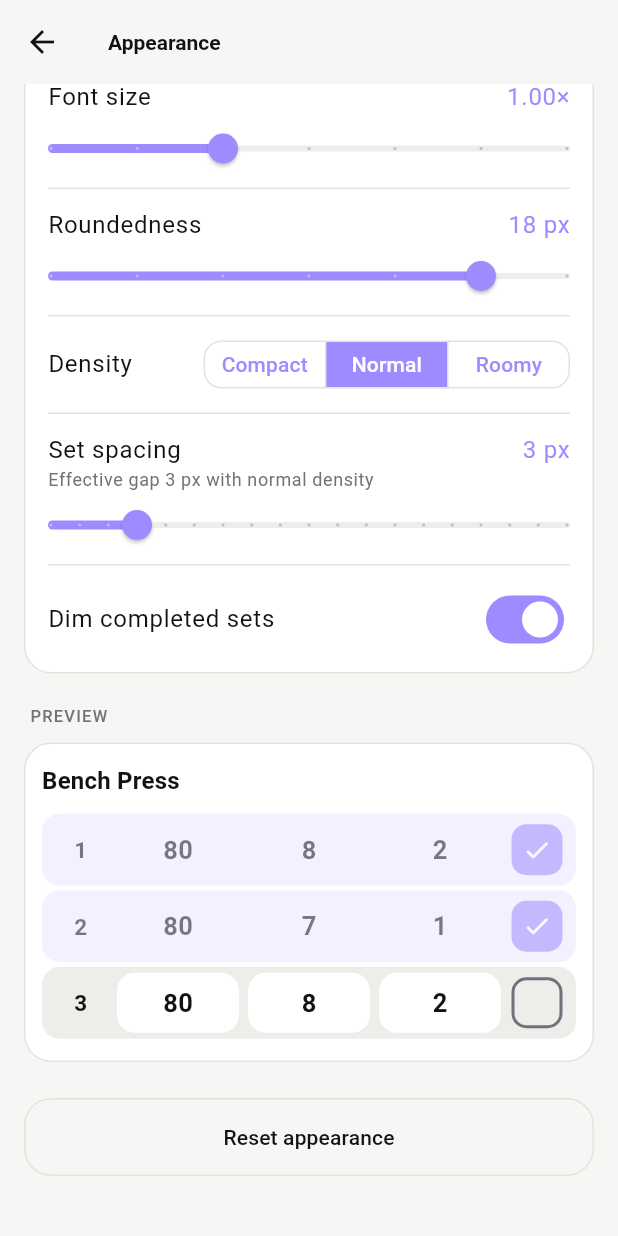
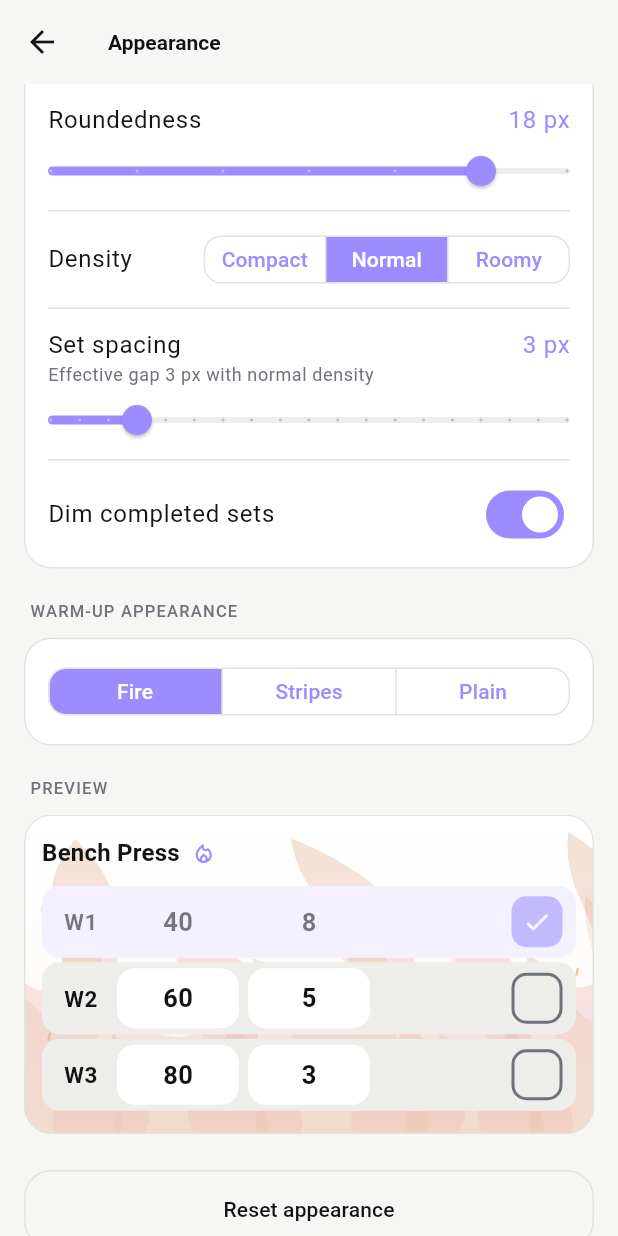
Before and after one commit to gokberkgunes/gymer, a Flutter app: the AppearanceScreen screen opened directly, scrolled down 576 dp, after a tap on "Reset appearance", on a phone screen of 412 x 824 dp. Run offline on Flutter 3.47's test engine with Material 3 defaults, Android fonts, the phone set to English and light mode, and no system bars; our stand-ins replace audioplayers, file_picker, flutter_local_notifications, timezone, wakelock_plus.

Commit message:
Add warm-up appearance styles with animated fire

```diff
--- a/lib/models.dart
+++ b/lib/models.dart
@@ -1078,6 +1078,7 @@ class Settings {
   int rounding;
   String density;
   int setSpacing;
+  String warmupAppearance; // fire | stripes | plain
   double fontScale;
   double uiScale;
 
@@ -1131,6 +1132,7 @@ class Settings {
     this.rounding = 18,
     this.density = 'normal',
     this.setSpacing = 3,
+    this.warmupAppearance = 'fire',
     this.fontScale = 1.0,
     this.uiScale = 1.0,
   }) : pinnedExerciseActions = pinnedExerciseActions ?? [],
@@ -1167,6 +1169,7 @@ class Settings {
     rounding = d.rounding;
     density = d.density;
     setSpacing = d.setSpacing;
+    warmupAppearance = d.warmupAppearance;
     fontScale = d.fontScale;
     uiScale = d.uiScale;
     dimCompleted = d.dimCompleted;
@@ -1224,6 +1227,7 @@ class Settings {
     'rounding': rounding,
     'density': density,
     'setSpacing': setSpacing,
+    'warmupAppearance': warmupAppearance,
     'fontScale': fontScale,
     'uiScale': uiScale,
   };
@@ -1291,6 +1295,7 @@ class Settings {
       rounding: _int(j['rounding']) ?? d.rounding,
       density: s('density', d.density, {'compact', 'normal', 'roomy'}),
       setSpacing: _int(j['setSpacing']) ?? d.setSpacing,
+      warmupAppearance: s('warmupAppearance', d.warmupAppearance, {'fire', 'stripes', 'plain'}),
       fontScale: _dbl(j['fontScale']) ?? d.fontScale,
       uiScale: _dbl(j['uiScale']) ?? d.uiScale,
     );
--- a/lib/screens/session.dart
+++ b/lib/screens/session.dart
@@ -17,6 +17,7 @@ import '../widgets/num_field.dart';
 import '../widgets/record_effect.dart';
 import '../widgets/rest_timer.dart';
 import '../widgets/tick.dart';
+import '../widgets/warmup_background.dart';
 import 'exercises.dart';
 import 'finish.dart';
 import 'plates.dart';
@@ -669,9 +670,6 @@ class _ExerciseBlockState extends State<_ExerciseBlock> {
 
     // A Material (like the Card it replaces) so ink ripples inside the card stay visible. Its colour
     // fades to grey while the name is pressed instead of jumping, which flickered on quick taps.
-    final hatchColor = cs.brightness == Brightness.light
-        ? cs.surfaceContainerHigh
-        : cs.onSurface.withValues(alpha: 0.03);
     final card = TweenAnimationBuilder<Color?>(
       duration: const Duration(milliseconds: 400),
       curve: Curves.easeInOut,
@@ -685,7 +683,7 @@ class _ExerciseBlockState extends State<_ExerciseBlock> {
           side: BorderSide(color: cs.outlineVariant),
         ),
         clipBehavior: Clip.antiAlias,
-        child: CustomPaint(painter: warmup ? _WarmupHatching(hatchColor) : null, child: child),
+        child: WarmupBackground(active: warmup, style: store.settings.warmupAppearance, child: child!),
       ),
       child: Padding(
         padding: EdgeInsets.fromLTRB(12, st.sp(12), 12, st.sp(8)),
@@ -1532,26 +1530,6 @@ class _SetRow extends StatelessWidget {
   }
 }
 
-/// Broad, quiet diagonal bands across the warm-up exercise card, behind its solid set tiles.
-class _WarmupHatching extends CustomPainter {
-  final Color color;
-  const _WarmupHatching(this.color);
-
-  @override
-  void paint(Canvas canvas, Size size) {
-    final ink = Paint()
-      ..color = color
-      ..strokeWidth = 8
-      ..isAntiAlias = true;
-    for (double x = -size.height; x < size.width; x += 22) {
-      canvas.drawLine(Offset(x, size.height), Offset(x + size.height, 0), ink);
-    }
-  }
-
-  @override
-  bool shouldRepaint(_WarmupHatching oldDelegate) => color != oldDelegate.color;
-}
-
 /// Set-role choices valid for this row of the method.
 Future<String?> pickSetType(BuildContext context, String method, List<(String, bool)> rows, int index) {
   final choices = setTypeChoices(method, rows, index);
--- a/lib/screens/settings.dart
+++ b/lib/screens/settings.dart
@@ -12,6 +12,7 @@ import '../widgets/common.dart';
 import '../widgets/exercise_actions.dart';
 import '../widgets/num_field.dart';
 import '../widgets/plate_profile_picker.dart';
+import '../widgets/warmup_background.dart';
 import 'data_io.dart';
 import 'bodyweight.dart';
 import 'exercises.dart';
@@ -1341,8 +1342,20 @@ class AppearanceScreen extends StatelessWidget {
               Switch(value: s.dimCompleted, onChanged: (v) => set((x) => x.dimCompleted = v)),
             ),
           ]),
+          const SectionLabel('Warm-up appearance'),
+          Card(
+            child: Padding(
+              padding: const EdgeInsets.all(16),
+              child: _segmented(
+                s.warmupAppearance,
+                const {'fire': 'Fire', 'stripes': 'Stripes', 'plain': 'Plain'},
+                (v) => set((x) => x.warmupAppearance = v),
+                expand: true,
+              ),
+            ),
+          ),
           const SectionLabel('Preview'),
-          const _SetPreview(),
+          _SetPreview(warmupStyle: s.warmupAppearance),
           const SizedBox(height: 24),
           OutlinedButton(
             onPressed: () => set((x) => x.resetAppearance()),
@@ -1579,13 +1592,15 @@ class _BackgroundChip extends StatelessWidget {
 
 class _SetPreview extends StatelessWidget {
   final Widget? header;
-  const _SetPreview({this.header});
+  final String? warmupStyle;
+  const _SetPreview({this.header, this.warmupStyle});
 
   @override
   Widget build(BuildContext context) {
     final cs = Theme.of(context).colorScheme;
     final t = Theme.of(context).textTheme;
     final st = context.style;
+    final warmup = warmupStyle != null;
 
     // Mirrors the workout screen's set rows: same tile colours, input boxes and rounded-square check.
     final fieldFill = Theme.of(context).brightness == Brightness.dark
@@ -1606,7 +1621,11 @@ class _SetPreview extends StatelessWidget {
       margin: EdgeInsets.symmetric(vertical: st.setGap / 2),
       padding: EdgeInsets.symmetric(horizontal: 2, vertical: st.sp(2) + 2),
       decoration: BoxDecoration(
-        color: done ? cs.primary.withValues(alpha: 0.12) : cs.surfaceContainerHigh,
+        color: done
+            ? warmup
+                  ? Color.alphaBlend(cs.primary.withValues(alpha: 0.12), cs.surface)
+                  : cs.primary.withValues(alpha: 0.12)
+            : cs.surfaceContainerHigh,
         borderRadius: st.setTile(n - 1, 3),
       ),
       child: Opacity(
@@ -1616,7 +1635,7 @@ class _SetPreview extends StatelessWidget {
             SizedBox(
               width: 48,
               child: Text(
-                '$n',
+                warmup ? 'W$n' : '$n',
                 textAlign: TextAlign.center,
                 style: const TextStyle(fontSize: 15, fontWeight: FontWeight.bold),
               ),
@@ -1625,7 +1644,7 @@ class _SetPreview extends StatelessWidget {
             const SizedBox(width: 6),
             box(r, done),
             const SizedBox(width: 6),
-            box(rir, done),
+            if (warmup) const Expanded(child: SizedBox.shrink()) else box(rir, done),
             SizedBox(
               width: 48,
               child: Center(
@@ -1647,17 +1666,31 @@ class _SetPreview extends StatelessWidget {
     );
 
     return Card(
+      clipBehavior: Clip.antiAlias,
+      child: WarmupBackground(
+        active: warmup,
+        style: warmupStyle ?? 'plain',
         child: Padding(
           padding: EdgeInsets.fromLTRB(12, st.sp(14), 12, st.sp(14)),
           child: Column(
             crossAxisAlignment: CrossAxisAlignment.start,
             children: [
-            header ?? Text('Bench Press', style: t.titleMedium),
+              header ??
+                  Row(
+                    children: [
+                      Text('Bench Press', style: t.titleMedium),
+                      if (warmup) ...[
+                        const SizedBox(width: 8),
+                        Icon(Icons.local_fire_department_outlined, size: 16, color: cs.primary),
+                      ],
+                    ],
+                  ),
               SizedBox(height: st.sp(8)),
-            setRow(1, '80', '8', '2', true),
-            setRow(2, '80', '7', '1', true),
-            setRow(3, '80', '8', '2', false),
-          ],
+              setRow(1, warmup ? '40' : '80', '8', '2', true),
+              setRow(2, warmup ? '60' : '80', warmup ? '5' : '7', '1', !warmup),
+              setRow(3, '80', warmup ? '3' : '8', '2', false),
+            ],
+          ),
         ),
       ),
     );
--- /dev/null
+++ b/lib/widgets/warmup_background.dart
@@ -0,0 +1,207 @@
+import 'dart:math' as math;
+
+import 'package:flutter/material.dart';
+
+import '../theme.dart';
+
+/// The warm-up texture sits behind the entire exercise card, leaving set tiles and inputs solid.
+class WarmupBackground extends StatefulWidget {
+  final String style;
+  final bool active;
+  final Widget child;
+  const WarmupBackground({super.key, required this.style, required this.child, this.active = true});
+
+  @override
+  State<WarmupBackground> createState() => _WarmupBackgroundState();
+}
+
+class _WarmupBackgroundState extends State<WarmupBackground> with SingleTickerProviderStateMixin {
+  late final _motion = AnimationController(vsync: this, duration: const Duration(seconds: 6));
+
+  void _sync() {
+    if (widget.active && widget.style == 'fire' && !MediaQuery.disableAnimationsOf(context)) {
+      if (!_motion.isAnimating) _motion.repeat();
+    } else {
+      _motion.stop();
+    }
+  }
+
+  @override
+  void didChangeDependencies() {
+    super.didChangeDependencies();
+    _sync();
+  }
+
+  @override
+  void didUpdateWidget(covariant WarmupBackground oldWidget) {
+    super.didUpdateWidget(oldWidget);
+    _sync();
+  }
+
+  @override
+  void dispose() {
+    _motion.dispose();
+    super.dispose();
+  }
+
+  @override
+  Widget build(BuildContext context) {
+    final cs = Theme.of(context).colorScheme;
+    final CustomPainter? painter = !widget.active || widget.style == 'plain'
+        ? null
+        : widget.style == 'stripes'
+        ? _WarmupStripes(
+            cs.brightness == Brightness.light ? cs.surfaceContainerHigh : cs.onSurface.withValues(alpha: 0.03),
+          )
+        : _WarmupFire(_motion, cs, MediaQuery.disableAnimationsOf(context));
+    // Only the background layer repaints while the flames move; the controls above it stay still.
+    return Stack(
+      children: [
+        Positioned.fill(
+          child: IgnorePointer(
+            child: RepaintBoundary(child: CustomPaint(painter: painter)),
+          ),
+        ),
+        widget.child,
+      ],
+    );
+  }
+}
+
+class _WarmupFire extends CustomPainter {
+  final Animation<double> motion;
+  final ColorScheme colors;
+  final bool reducedMotion;
+  _WarmupFire(this.motion, this.colors, this.reducedMotion) : super(repaint: motion);
+
+  Path _flame(double x, double bottom, double width, double height, double lean) => Path()
+    ..moveTo(x - width * 0.5, bottom)
+    ..cubicTo(
+      x - width * 0.8,
+      bottom - height * 0.25,
+      x - width * 0.18,
+      bottom - height * 0.4,
+      x - width * 0.3,
+      bottom - height * 0.62,
+    )
+    ..cubicTo(
+      x - width * 0.12,
+      bottom - height * 0.58,
+      x - width * 0.06,
+      bottom - height * 0.48,
+      x + width * 0.1,
+      bottom - height * 0.53,
+    )
+    ..cubicTo(
+      x + width * 0.2,
+      bottom - height * 0.72,
+      x - width * 0.1,
+      bottom - height * 0.8,
+      x + lean,
+      bottom - height,
+    )
+    ..cubicTo(
+      x + width * 0.7,
+      bottom - height * 0.75,
+      x + width * 0.28,
+      bottom - height * 0.5,
+      x + width * 0.46,
+      bottom - height * 0.35,
+    )
+    ..cubicTo(
+      x + width * 0.72,
+      bottom - height * 0.16,
+      x + width * 0.65,
+      bottom - height * 0.06,
+      x + width * 0.5,
+      bottom,
+    )
+    ..close();
+
+  @override
+  void paint(Canvas canvas, Size size) {
+    if (size.isEmpty) return;
+    final rect = Offset.zero & size;
+    final phase = (reducedMotion ? 0.25 : motion.value) * math.pi * 2;
+    canvas.save();
+    canvas.clipRect(rect);
+    canvas.drawRect(
+      rect,
+      Paint()
+        ..shader = LinearGradient(
+          begin: Alignment.topCenter,
+          end: Alignment.bottomCenter,
+          colors: [
+            colors.warning.withValues(alpha: 0),
+            colors.error.withValues(alpha: 0.025),
+            colors.warning.withValues(alpha: 0.12),
+          ],
+          stops: const [0, 0.55, 1],
+        ).createShader(rect),
+    );
+    // Broad, asymmetric tongues reach into the header and side margins instead of decorating the set rows.
+    const tongues = [(0.03, 0.94, 0.3), (0.26, 0.7, 0.36), (0.52, 1.03, 0.4), (0.76, 0.78, 0.32), (0.97, 0.97, 0.3)];
+    for (final (index, (position, reach, breadth)) in tongues.indexed) {
+      final width = size.width * breadth;
+      final height = size.height * reach * (1 + math.sin(phase + index * 1.4) * 0.045);
+      final x = size.width * position;
+      final lean = math.sin(phase + index * 1.1) * width * 0.2;
+      final bottom = size.height * 1.06;
+      canvas.drawPath(
+        _flame(x, bottom, width, height, lean),
+        Paint()
+          ..shader = LinearGradient(
+            begin: Alignment.bottomCenter,
+            end: Alignment.topCenter,
+            colors: [
+              colors.error.withValues(alpha: 0.06),
+              colors.error.withValues(alpha: 0.13),
+              colors.warning.withValues(alpha: 0.18),
+            ],
+          ).createShader(rect),
+      );
+      canvas.drawPath(
+        _flame(x + width * 0.08, bottom, width * 0.62, height * 0.8, lean * 0.6),
+        Paint()
+          ..shader = LinearGradient(
+            begin: Alignment.bottomCenter,
+            end: Alignment.topCenter,
+            colors: [colors.warning.withValues(alpha: 0.04), colors.warning.withValues(alpha: 0.14)],
+          ).createShader(rect),
+      );
+    }
+    final ember = Paint()
+      ..strokeCap = StrokeCap.round
+      ..strokeWidth = 1.5;
+    for (var i = 0; i < 4; i++) {
+      final progress = ((reducedMotion ? 0.25 : motion.value) + i * 0.27) % 1;
+      final x = size.width * (i.isEven ? 0.035 : 0.965) + math.sin(phase + i) * 3;
+      final y = size.height * (0.9 - progress * 0.75);
+      ember.color = colors.warning.withValues(alpha: math.sin(progress * math.pi) * 0.35);
+      canvas.drawLine(Offset(x, y), Offset(x + 1, y - 4), ember);
+    }
+    canvas.restore();
+  }
+
+  @override
+  bool shouldRepaint(_WarmupFire old) =>
+      colors != old.colors || motion != old.motion || reducedMotion != old.reducedMotion;
+}
+
+class _WarmupStripes extends CustomPainter {
+  final Color color;
+  const _WarmupStripes(this.color);
+
+  @override
+  void paint(Canvas canvas, Size size) {
+    final ink = Paint()
+      ..color = color
+      ..strokeWidth = 8;
+    for (double x = -size.height; x < size.width; x += 22) {
+      canvas.drawLine(Offset(x, size.height), Offset(x + size.height, 0), ink);
+    }
+  }
+
+  @override
+  bool shouldRepaint(_WarmupStripes old) => color != old.color;
+}
```
Lines whose indentation alone changed are shown as unchanged.
